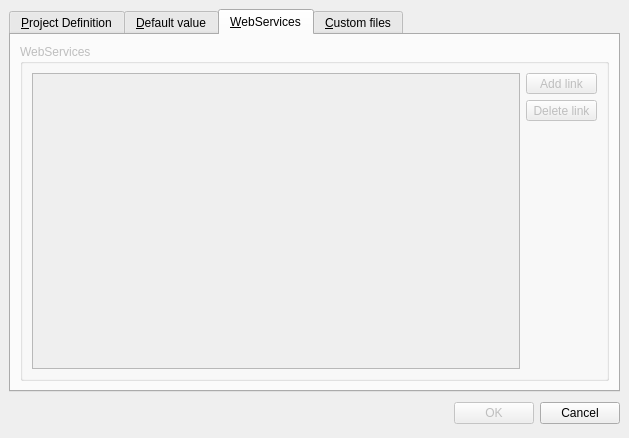
Above: ui/projectproperty.ui from phoenix741/xinx before the change. Below: the same form after it.
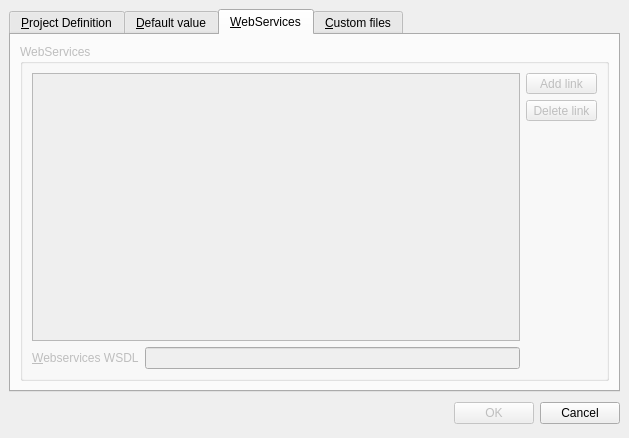
That is the form after the change. The open tabs and pages were chosen to show the change. Icons and pictures are not drawn. Custom widgets are drawn as their Qt base class.

```diff
--- a/ui/projectproperty.ui
+++ b/ui/projectproperty.ui
@@ -322,17 +322,27 @@
          <property name="title" >
           <string>WebServices</string>
          </property>
-         <layout class="QHBoxLayout" >
+         <layout class="QGridLayout" >
           <property name="margin" >
            <number>9</number>
           </property>
           <property name="spacing" >
            <number>6</number>
           </property>
-          <item>
-           <widget class="QListWidget" name="m_webServiceList" />
+          <item row="1" column="0" >
+           <widget class="QLabel" name="label_11" >
+            <property name="text" >
+             <string>&amp;Webservices WSDL</string>
+            </property>
+            <property name="buddy" >
+             <cstring>lineEdit</cstring>
+            </property>
+           </widget>
           </item>
-          <item>
+          <item row="1" column="1" >
+           <widget class="QLineEdit" name="lineEdit" />
+          </item>
+          <item rowspan="2" row="0" column="2" >
            <layout class="QVBoxLayout" >
             <property name="margin" >
              <number>0</number>
@@ -383,6 +393,9 @@
             </item>
            </layout>
           </item>
+          <item row="0" column="0" colspan="2" >
+           <widget class="QListWidget" name="m_webServiceList" />
+          </item>
          </layout>
         </widget>
        </item>
```
Left out of the diff: 30 changed lines with no effect on the pictures.
